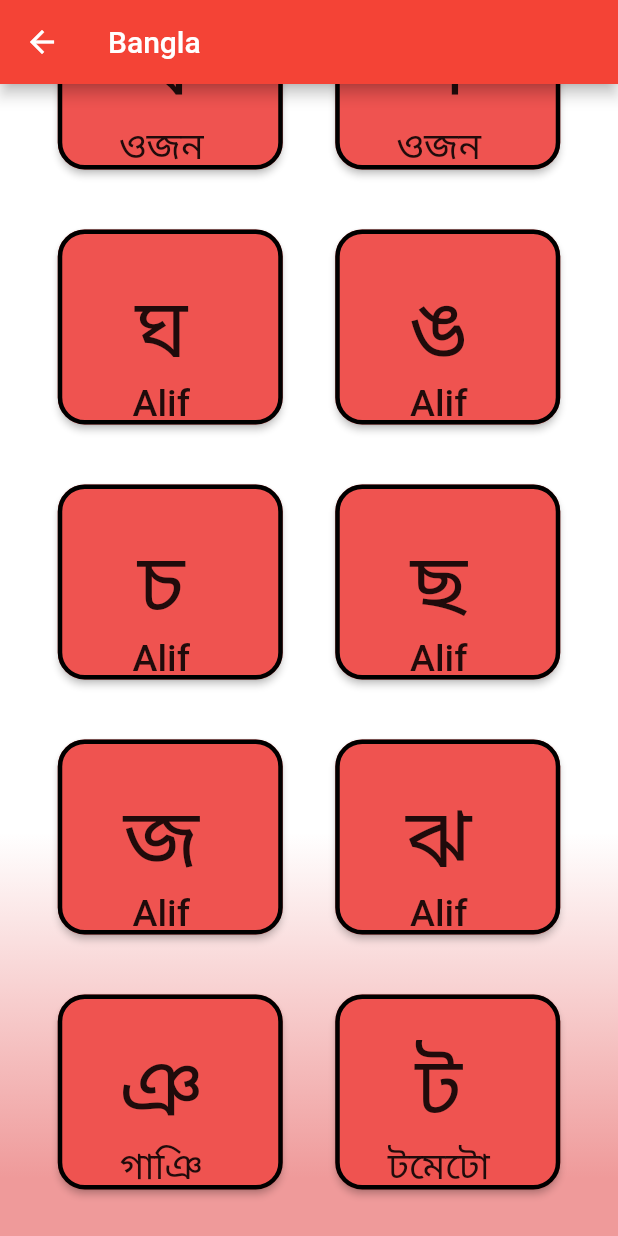
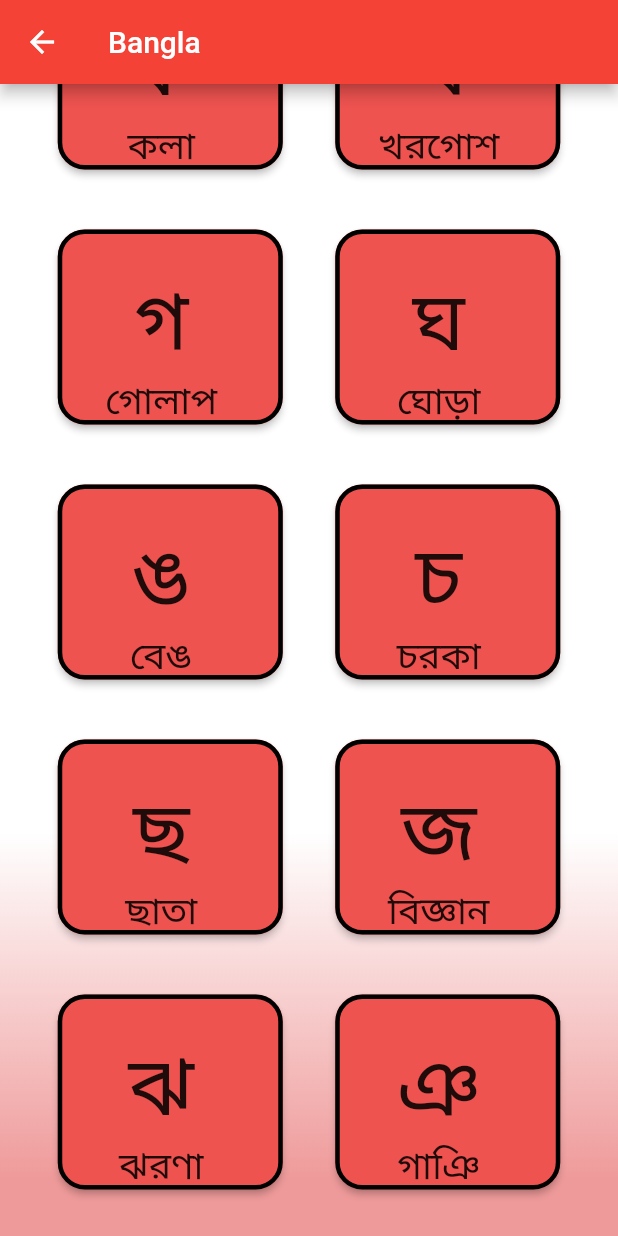
Before and after one commit to nowshadhossian/flutter-reciter, a Flutter app: the Bangla screen opened by its route, scrolled down 1152 dp, on a phone screen of 412 x 824 dp. Run offline on Flutter 3.47's test engine with Material 2 defaults, Android fonts, the phone set to English and light mode, and no system bars; our stand-ins replace assets_audio_player, audioplayers.

Commit message:
bangla sound

```diff
--- a/lib/pages/bangla.dart
+++ b/lib/pages/bangla.dart
@@ -18,16 +18,17 @@ class _BanglaState extends State<Bangla> {
     new Character("ঊ", "ঋতু"),
     new Character("ঋ", "একতারা"),
     new Character("এ", "ঐক্য"),
-    new Character("ঔ", "ওজন"),
-    new Character("ক", "ওজন"),
-    new Character("খ", "ওজন"),
-    new Character("গ", "ওজন"),
-    new Character("ঘ", "Alif"),
-    new Character("ঙ", "Alif"),
-    new Character("চ", "Alif"),
-    new Character("ছ", "Alif"),
-    new Character("জ", "Alif"),
-    new Character("ঝ", "Alif"),
+    new Character("ও", "ওজন"),
+    new Character("ঔ", "ঔষধ"),
+    new Character("ক", "কলা"),
+    new Character("খ", "খরগোশ"),
+    new Character("গ", "গোলাপ"),
+    new Character("ঘ", "ঘোড়া"),
+    new Character("ঙ", "বেঙ"),
+    new Character("চ", "চরকা"),
+    new Character("ছ", "ছাতা"),
+    new Character("জ", "বিজ্ঞান"),
+    new Character("ঝ", "ঝরণা"),
 
     new Character("ঞ", "গাঞি"),
     new Character("ট", "টমেটো"),
```
Also changed, not shown: 1 other file.
